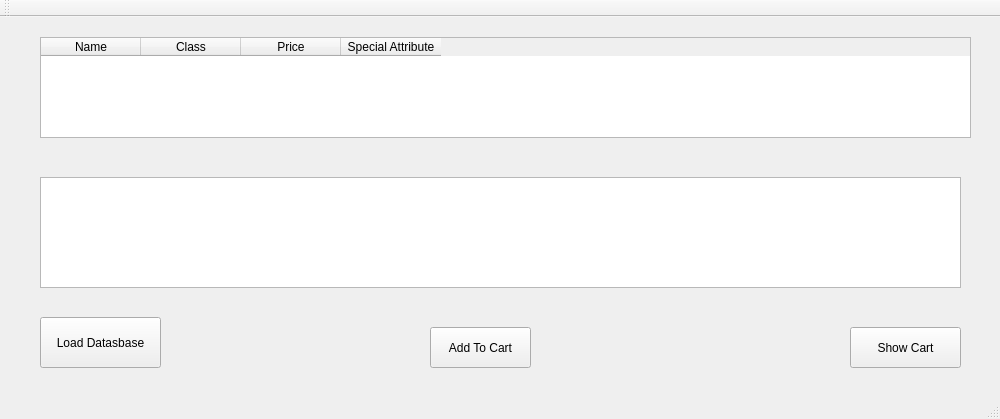
This is mainwindow.ui in coolbry95/ECE335-Project2 as Qt 5 draws it before an edit. The edited form follows.
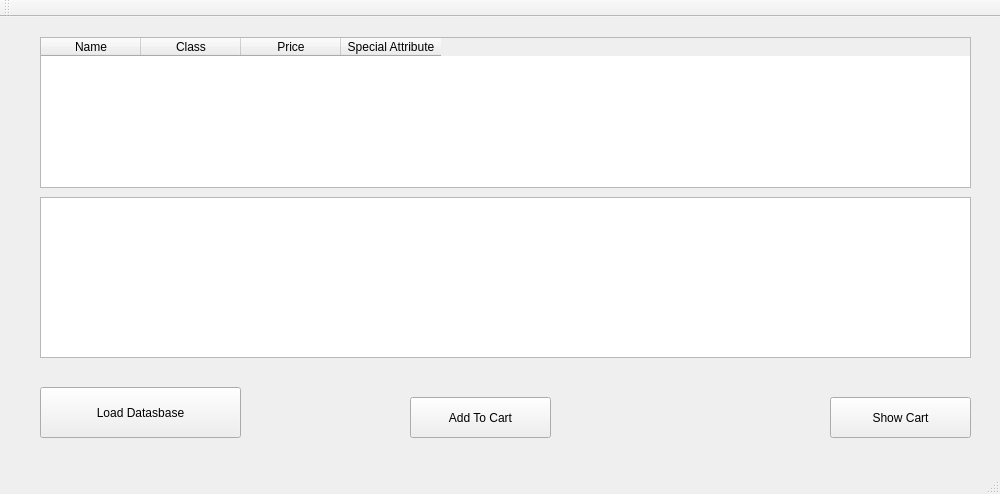
This is the edited form.

The edit to the form file:
```diff
--- a/mainwindow.ui
+++ b/mainwindow.ui
@@ -7,7 +7,7 @@
     <x>0</x>
     <y>0</y>
     <width>1000</width>
-    <height>419</height>
+    <height>494</height>
    </rect>
   </property>
   <property name="minimumSize">
@@ -24,8 +24,8 @@
     <property name="geometry">
      <rect>
       <x>40</x>
-      <y>300</y>
-      <width>121</width>
+      <y>370</y>
+      <width>201</width>
       <height>51</height>
      </rect>
     </property>
@@ -36,9 +36,9 @@
    <widget class="QPushButton" name="addToCartButton">
     <property name="geometry">
      <rect>
-      <x>430</x>
-      <y>310</y>
-      <width>101</width>
+      <x>410</x>
+      <y>380</y>
+      <width>141</width>
       <height>41</height>
      </rect>
     </property>
@@ -55,9 +55,9 @@
    <widget class="QPushButton" name="showCartButton">
     <property name="geometry">
      <rect>
-      <x>850</x>
-      <y>310</y>
-      <width>111</width>
+      <x>830</x>
+      <y>380</y>
+      <width>141</width>
       <height>41</height>
      </rect>
     </property>
@@ -71,7 +71,7 @@
       <x>40</x>
       <y>20</y>
       <width>931</width>
-      <height>101</height>
+      <height>151</height>
      </rect>
     </property>
     <property name="minimumSize">
@@ -105,9 +105,9 @@
     <property name="geometry">
      <rect>
       <x>40</x>
-      <y>160</y>
-      <width>921</width>
-      <height>111</height>
+      <y>180</y>
+      <width>931</width>
+      <height>161</height>
      </rect>
     </property>
     <attribute name="horizontalHeaderVisible">
```
